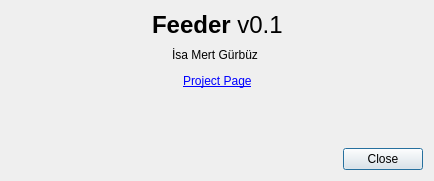
isamert/feeder, file src/aboutdialog.ui: the form before one commit.
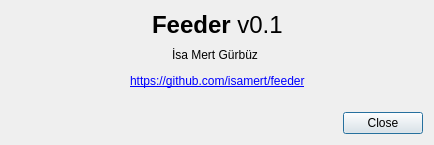
The form after the commit.

```diff
--- a/src/aboutdialog.ui
+++ b/src/aboutdialog.ui
@@ -7,7 +7,7 @@
     <x>0</x>
     <y>0</y>
     <width>434</width>
-    <height>181</height>
+    <height>145</height>
    </rect>
   </property>
   <property name="windowTitle">
@@ -111,7 +111,7 @@
      <item>
       <widget class="QLabel" name="label_3">
        <property name="text">
-        <string>&lt;a href=&quot;https://github.com/isamert/feeder&quot;&gt;Project Page&lt;/a&gt;</string>
+        <string>&lt;a href=&quot;https://github.com/isamert/feeder&quot;&gt;https://github.com/isamert/feeder&lt;/a&gt;</string>
        </property>
       </widget>
      </item>
```
